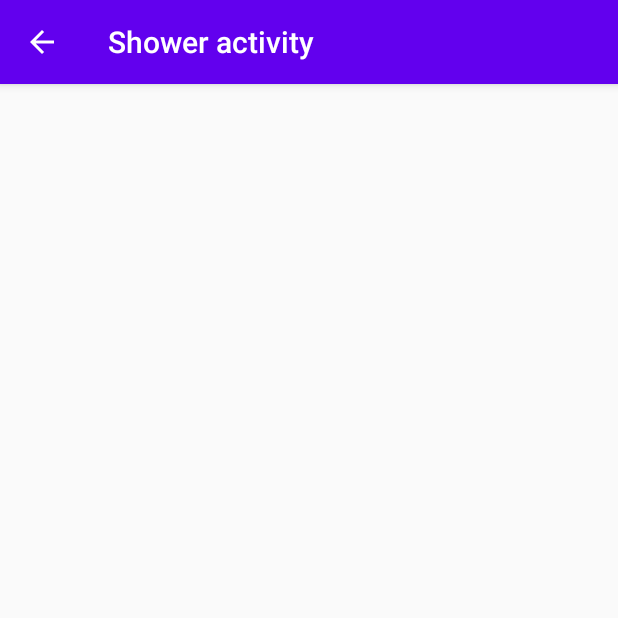
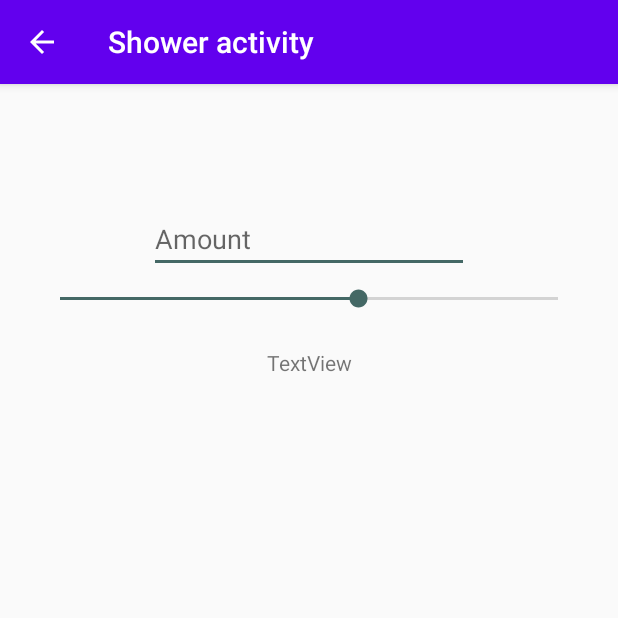
Before and after one commit to Lestafo/TesteAndroid, an Android app: the screen it shows after launch (DisplayMessageActivity), after a tap on "SEND", on a phone screen of 412 x 824 dp, the top half of it. Run offline under Robolectric (Android 15) with nearby library versions, the phone set to English and light mode, and no system bars.

```diff
--- a/app/build.gradle
+++ b/app/build.gradle
@@ -26,6 +26,7 @@ android {
 dependencies {
     implementation fileTree(dir: 'libs', include: ['*.jar'])
 
+
     implementation 'androidx.appcompat:appcompat:1.1.0'
     implementation 'androidx.constraintlayout:constraintlayout:1.1.3'
     testImplementation 'junit:junit:4.12'
--- a/app/src/main/java/com/example/exampleapp/DisplayMessageActivity.java
+++ b/app/src/main/java/com/example/exampleapp/DisplayMessageActivity.java
@@ -4,24 +4,83 @@ import androidx.appcompat.app.AppCompatActivity;
 
 import android.content.Intent;
 import android.os.Bundle;
+import android.text.Editable;
+import android.text.TextWatcher;
+import android.widget.EditText;
+import android.widget.SeekBar;
 import android.widget.TextView;
 import android.widget.Toast;
 
+import java.text.NumberFormat;
+
 public class DisplayMessageActivity extends AppCompatActivity {
+    private ViewHolder nviewHolder = new ViewHolder();
+    private double billAmount = 0.0;
+    private double customPercent = 0.18;
+    private static final NumberFormat currencyFormat = NumberFormat.getCurrencyInstance();
 
     @Override
     protected void onCreate(Bundle savedInstanceState) {
         super.onCreate(savedInstanceState);
         setContentView(R.layout.activity_display_message);
+        nviewHolder.textView = findViewById(R.id.textView);
+        nviewHolder.seekBar = findViewById(R.id.seekBar);
+        nviewHolder.amountDisplay = findViewById(R.id.amountDisplay);
+        nviewHolder.enterAmount = findViewById(R.id.enterAmount);
 
         // Get the Intent that started this activity and extract the string
         Intent intent = getIntent();
         String message = intent.getStringExtra(MainActivity.EXTRA_MESSAGE);
         //
         // Capture the layout's TextView and set the string as its text
-        TextView textView = findViewById(R.id.textView);
-        textView.setText(message);
-        //Toast.makeText(this, "AJA",Toast.LENGTH_LONG).show();
+        this.nviewHolder.enterAmount.addTextChangedListener(new TextWatcher() {
+            @Override
+            public void beforeTextChanged(CharSequence s, int start, int count, int after) {
+
+            }
+
+            @Override
+            public void onTextChanged(CharSequence s, int start, int before, int count) {
+                try {
+                    billAmount = Double.parseDouble(s.toString())/100;
+                } catch (NumberFormatException e) {
+                    e.printStackTrace();
+                }
+            }
+
+            @Override
+            public void afterTextChanged(Editable s) {
+
+            }
+        });
+        this.nviewHolder.textView.setText(message);
+        this.nviewHolder.seekBar.setOnSeekBarChangeListener(new SeekBar.OnSeekBarChangeListener() {
+            @Override
+            public void onProgressChanged(SeekBar seekBar, int progress, boolean fromUser) {
+                customPercent = progress / 100.0;
+                updateCustom();
+            }
+
+            @Override
+            public void onStartTrackingTouch(SeekBar seekBar) {
+            }
+
+            @Override
+            public void onStopTrackingTouch(SeekBar seekBar) {
+
+            }
+        });
+
 
     }
+    private void updateCustom(){
+        double customAmount = billAmount * (1+customPercent);
+        this.nviewHolder.amountDisplay.setText(currencyFormat.format(customAmount));
+    }
+    private static class ViewHolder{
+        SeekBar seekBar;
+        TextView textView;
+        EditText enterAmount;
+        TextView amountDisplay;
+    }
 }
--- a/app/src/main/java/com/example/exampleapp/MainActivity.java
+++ b/app/src/main/java/com/example/exampleapp/MainActivity.java
@@ -1,6 +1,7 @@
 package com.example.exampleapp;
 
 import androidx.appcompat.app.AppCompatActivity;
+import androidx.core.app.NotificationCompat;
 
 import android.content.Intent;
 import android.os.Bundle;
@@ -18,10 +19,12 @@ public class MainActivity extends AppCompatActivity  {
 
     @Override
     protected void onCreate(Bundle savedInstanceState) {
-        this.nViewHolder.editValue = findViewById(R.id.editText);
-        this.nViewHolder.butao = findViewById(R.id.button);
+
+
         super.onCreate(savedInstanceState);
         setContentView(R.layout.activity_main);
+        this.nViewHolder.butao = findViewById(R.id.button);
+        this.nViewHolder.editValue = findViewById(R.id.editText);
         /*this.nViewHolder.butao.setOnClickListener(new View.OnClickListener() {
             @Override
             public void onClick(View v) {
@@ -36,13 +39,11 @@ public class MainActivity extends AppCompatActivity  {
         Button butao;
     }
 
-    public void clique(View view){
-        Toast.makeText(this,"AAA",Toast.LENGTH_LONG).show();
-    }
+
     public void sendMessage(View view){
 
         Intent intent = new Intent(this, DisplayMessageActivity.class);
-        EditText editText = nViewHolder.editValue;
+        EditText editText = this.nViewHolder.editValue;
         String message = editText.getText().toString();
         intent.putExtra(EXTRA_MESSAGE, message);
         startActivity(intent);
--- a/app/src/main/res/layout/activity_display_message.xml
+++ b/app/src/main/res/layout/activity_display_message.xml
@@ -16,4 +16,53 @@
         app:layout_constraintEnd_toEndOf="parent"
         app:layout_constraintStart_toStartOf="parent"
         app:layout_constraintTop_toTopOf="parent" />
+
+    <SeekBar
+        android:id="@+id/seekBar"
+        android:layout_width="match_parent"
+        android:layout_height="wrap_content"
+        android:layout_marginStart="24dp"
+        android:layout_marginLeft="24dp"
+        android:layout_marginTop="8dp"
+        android:layout_marginEnd="24dp"
+        android:layout_marginRight="24dp"
+        android:max="30"
+        android:progress="18"
+        app:layout_constraintEnd_toEndOf="parent"
+        app:layout_constraintHorizontal_bias="1.0"
+        app:layout_constraintStart_toStartOf="parent"
+        app:layout_constraintTop_toBottomOf="@+id/enterAmount" />
+
+    <EditText
+        android:id="@+id/enterAmount"
+        android:layout_width="wrap_content"
+        android:layout_height="wrap_content"
+        android:layout_marginStart="32dp"
+        android:layout_marginLeft="32dp"
+        android:layout_marginTop="16dp"
+        android:layout_marginEnd="32dp"
+        android:layout_marginRight="32dp"
+        android:digits="0123456789"
+        android:ems="10"
+        android:hapticFeedbackEnabled="false"
+        android:hint="Amount"
+        android:inputType="textPersonName"
+        android:maxLength="6"
+        app:layout_constraintEnd_toEndOf="parent"
+        app:layout_constraintStart_toStartOf="parent"
+        app:layout_constraintTop_toBottomOf="@+id/textView" />
+
+    <TextView
+        android:id="@+id/amountDisplay"
+        android:layout_width="wrap_content"
+        android:layout_height="wrap_content"
+        android:layout_marginStart="32dp"
+        android:layout_marginLeft="32dp"
+        android:layout_marginTop="24dp"
+        android:layout_marginEnd="32dp"
+        android:layout_marginRight="32dp"
+        android:text="TextView"
+        app:layout_constraintEnd_toEndOf="parent"
+        app:layout_constraintStart_toStartOf="parent"
+        app:layout_constraintTop_toBottomOf="@+id/seekBar" />
 </androidx.constraintlayout.widget.ConstraintLayout>
--- a/app/src/main/res/layout/activity_main.xml
+++ b/app/src/main/res/layout/activity_main.xml
@@ -21,9 +21,7 @@
         app:layout_constraintEnd_toStartOf="@+id/button"
         app:layout_constraintHorizontal_bias="0.5"
         app:layout_constraintStart_toStartOf="parent"
-        app:layout_constraintTop_toTopOf="parent"
-        android:clickable="true"
-        android:onClick="clique"/>
+        app:layout_constraintTop_toTopOf="parent" />
 
     <Button
         android:id="@+id/button"
```
